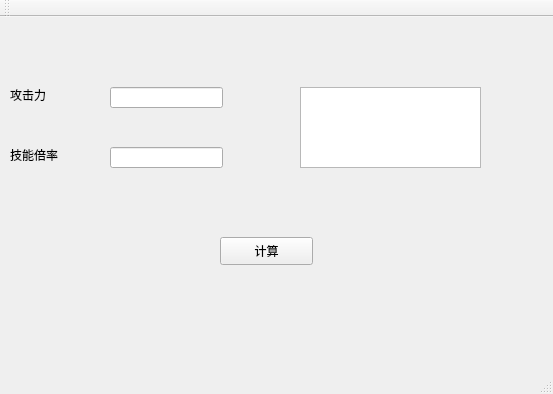
Above: mona.ui from JKsuper/Genshin_Mona before the change. Below: the same form after it.
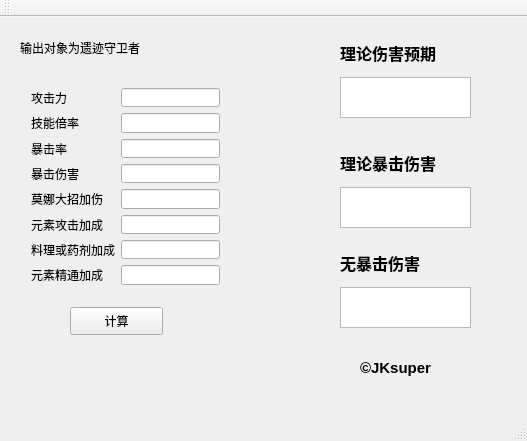
That is the form after the change. Icons and pictures are not drawn.

The edit to the form file:
```diff
--- a/mona.ui
+++ b/mona.ui
@@ -6,45 +6,19 @@
    <rect>
     <x>0</x>
     <y>0</y>
-    <width>553</width>
-    <height>394</height>
+    <width>527</width>
+    <height>441</height>
    </rect>
   </property>
   <property name="windowTitle">
    <string>mona</string>
   </property>
   <widget class="QWidget" name="centralWidget">
-   <widget class="QLabel" name="label">
-    <property name="geometry">
-     <rect>
-      <x>10</x>
-      <y>70</y>
-      <width>72</width>
-      <height>15</height>
-     </rect>
-    </property>
-    <property name="text">
-     <string>攻击力</string>
-    </property>
-   </widget>
-   <widget class="QLabel" name="ski">
-    <property name="geometry">
-     <rect>
-      <x>10</x>
-      <y>130</y>
-      <width>72</width>
-      <height>15</height>
-     </rect>
-    </property>
-    <property name="text">
-     <string>技能倍率</string>
-    </property>
-   </widget>
    <widget class="QPushButton" name="pushButton">
     <property name="geometry">
      <rect>
-      <x>220</x>
-      <y>220</y>
+      <x>70</x>
+      <y>290</y>
       <width>93</width>
       <height>28</height>
      </rect>
@@ -56,32 +30,217 @@
    <widget class="QTextBrowser" name="textBrowser">
     <property name="geometry">
      <rect>
-      <x>300</x>
-      <y>70</y>
-      <width>181</width>
-      <height>81</height>
+      <x>340</x>
+      <y>60</y>
+      <width>131</width>
+      <height>41</height>
      </rect>
     </property>
    </widget>
-   <widget class="QLineEdit" name="atk">
+   <widget class="QLabel" name="label_2">
     <property name="geometry">
      <rect>
-      <x>110</x>
-      <y>70</y>
-      <width>113</width>
-      <height>21</height>
+      <x>340</x>
+      <y>20</y>
+      <width>131</width>
+      <height>31</height>
      </rect>
     </property>
+    <property name="font">
+     <font>
+      <pointsize>12</pointsize>
+      <weight>75</weight>
+      <bold>true</bold>
+     </font>
+    </property>
+    <property name="text">
+     <string>理论伤害预期</string>
+    </property>
    </widget>
-   <widget class="QLineEdit" name="cri">
+   <widget class="QLabel" name="label_9">
     <property name="geometry">
      <rect>
-      <x>110</x>
+      <x>20</x>
+      <y>10</y>
+      <width>161</width>
+      <height>41</height>
+     </rect>
+    </property>
+    <property name="text">
+     <string>输出对象为遗迹守卫者</string>
+    </property>
+   </widget>
+   <widget class="QTextBrowser" name="textBrowser_2">
+    <property name="geometry">
+     <rect>
+      <x>340</x>
+      <y>170</y>
+      <width>131</width>
+      <height>41</height>
+     </rect>
+    </property>
+   </widget>
+   <widget class="QLabel" name="label_10">
+    <property name="geometry">
+     <rect>
+      <x>340</x>
       <y>130</y>
-      <width>113</width>
+      <width>131</width>
+      <height>31</height>
+     </rect>
+    </property>
+    <property name="font">
+     <font>
+      <pointsize>12</pointsize>
+      <weight>75</weight>
+      <bold>true</bold>
+     </font>
+    </property>
+    <property name="text">
+     <string>理论暴击伤害</string>
+    </property>
+   </widget>
+   <widget class="QTextBrowser" name="textBrowser_3">
+    <property name="geometry">
+     <rect>
+      <x>340</x>
+      <y>270</y>
+      <width>131</width>
+      <height>41</height>
+     </rect>
+    </property>
+   </widget>
+   <widget class="QLabel" name="label_11">
+    <property name="geometry">
+     <rect>
+      <x>340</x>
+      <y>230</y>
+      <width>131</width>
+      <height>31</height>
+     </rect>
+    </property>
+    <property name="font">
+     <font>
+      <pointsize>12</pointsize>
+      <weight>75</weight>
+      <bold>true</bold>
+     </font>
+    </property>
+    <property name="text">
+     <string>无暴击伤害</string>
+    </property>
+   </widget>
+   <widget class="QLabel" name="label_12">
+    <property name="geometry">
+     <rect>
+      <x>360</x>
+      <y>340</y>
+      <width>91</width>
       <height>21</height>
      </rect>
     </property>
+    <property name="font">
+     <font>
+      <pointsize>11</pointsize>
+      <weight>75</weight>
+      <bold>true</bold>
+     </font>
+    </property>
+    <property name="text">
+     <string>©JKsuper</string>
+    </property>
+   </widget>
+   <widget class="QWidget" name="">
+    <property name="geometry">
+     <rect>
+      <x>20</x>
+      <y>60</y>
+      <width>211</width>
+      <height>219</height>
+     </rect>
+    </property>
+    <layout class="QFormLayout" name="formLayout">
+     <item row="0" column="0">
+      <widget class="QLabel" name="label">
+       <property name="text">
+        <string>攻击力</string>
+       </property>
+      </widget>
+     </item>
+     <item row="0" column="1">
+      <widget class="QLineEdit" name="atk"/>
+     </item>
+     <item row="1" column="0">
+      <widget class="QLabel" name="ski">
+       <property name="text">
+        <string>技能倍率</string>
+       </property>
+      </widget>
+     </item>
+     <item row="1" column="1">
+      <widget class="QLineEdit" name="jineng"/>
+     </item>
+     <item row="3" column="0">
+      <widget class="QLabel" name="label_4">
+       <property name="text">
+        <string>暴击伤害</string>
+       </property>
+      </widget>
+     </item>
+     <item row="3" column="1">
+      <widget class="QLineEdit" name="baojishanghai"/>
+     </item>
+     <item row="5" column="0">
+      <widget class="QLabel" name="label_5">
+       <property name="text">
+        <string>元素攻击加成</string>
+       </property>
+      </widget>
+     </item>
+     <item row="5" column="1">
+      <widget class="QLineEdit" name="yuansu"/>
+     </item>
+     <item row="6" column="0">
+      <widget class="QLabel" name="label_6">
+       <property name="text">
+        <string>料理或药剂加成</string>
+       </property>
+      </widget>
+     </item>
+     <item row="6" column="1">
+      <widget class="QLineEdit" name="liaoli"/>
+     </item>
+     <item row="7" column="0">
+      <widget class="QLabel" name="label_3">
+       <property name="text">
+        <string>元素精通加成</string>
+       </property>
+      </widget>
+     </item>
+     <item row="7" column="1">
+      <widget class="QLineEdit" name="jingtong"/>
+     </item>
+     <item row="2" column="0">
+      <widget class="QLabel" name="label_7">
+       <property name="text">
+        <string>暴击率</string>
+       </property>
+      </widget>
+     </item>
+     <item row="2" column="1">
+      <widget class="QLineEdit" name="baoji"/>
+     </item>
+     <item row="4" column="0">
+      <widget class="QLabel" name="label_8">
+       <property name="text">
+        <string>莫娜大招加伤</string>
+       </property>
+      </widget>
+     </item>
+     <item row="4" column="1">
+      <widget class="QLineEdit" name="dazhaojiashang"/>
+     </item>
+    </layout>
    </widget>
   </widget>
   <widget class="QMenuBar" name="menuBar">
```
Left out of the diff: 8 changed lines with no effect on the pictures.
